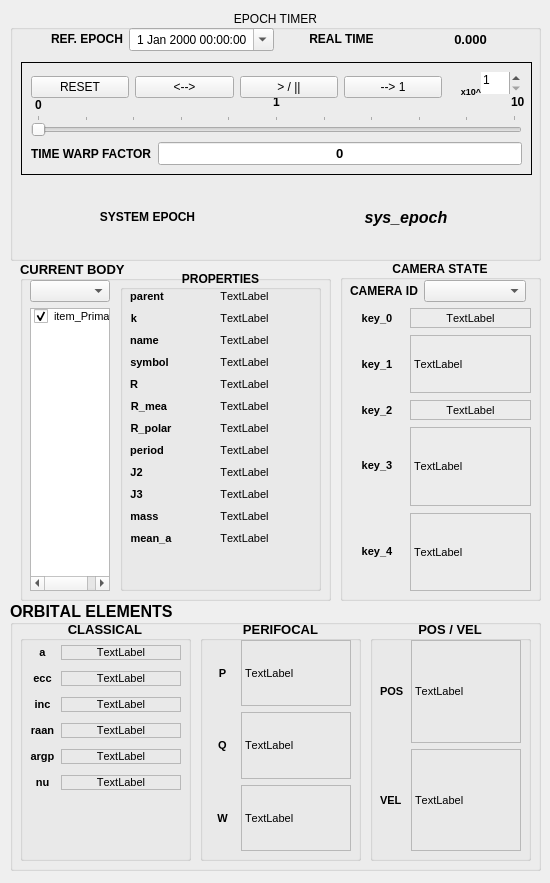
MadMaxFZ/sns2, file ui/gui_tiled.ui: the form before one commit.
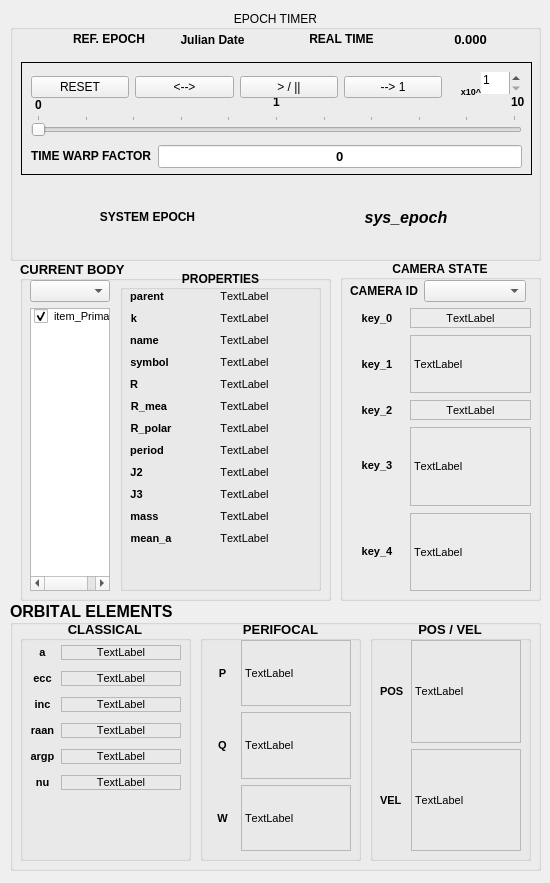
The form after the commit.

Commit message: !->^ Could crunch down the GUI a bit more if necessary.. !->^ Planet transforms working? -> Revamp Markers... almost home... -> Finish EpochTimer operation still to do...

```diff
--- a/ui/gui_tiled.ui
+++ b/ui/gui_tiled.ui
@@ -79,7 +79,7 @@
        <x>10</x>
        <y>20</y>
        <width>181</width>
-       <height>291</height>
+       <height>293</height>
       </rect>
      </property>
      <layout class="QFormLayout" name="formLayout">
@@ -844,7 +844,7 @@
        <x>10</x>
        <y>80</y>
        <width>491</width>
-       <height>24</height>
+       <height>29</height>
       </rect>
      </property>
      <layout class="QHBoxLayout" name="horizontalLayout">
@@ -985,47 +985,20 @@
         </widget>
        </item>
        <item>
-        <widget class="QDateTimeEdit" name="time_ref_epoch">
+        <widget class="QLabel" name="time_ref_epoch">
+         <property name="font">
+          <font>
+           <pointsize>9</pointsize>
+           <weight>75</weight>
+           <bold>true</bold>
+          </font>
+         </property>
+         <property name="text">
+          <string>Julian Date</string>
+         </property>
          <property name="alignment">
           <set>Qt::AlignCenter</set>
          </property>
-         <property name="time">
-          <time>
-           <hour>0</hour>
-           <minute>0</minute>
-           <second>0</second>
-          </time>
-         </property>
-         <property name="maximumDateTime">
-          <datetime>
-           <hour>5</hour>
-           <minute>59</minute>
-           <second>59</second>
-           <year>2201</year>
-           <month>1</month>
-           <day>2</day>
-          </datetime>
-         </property>
-         <property name="maximumTime">
-          <time>
-           <hour>5</hour>
-           <minute>59</minute>
-           <second>59</second>
-          </time>
-         </property>
-         <property name="minimumTime">
-          <time>
-           <hour>0</hour>
-           <minute>0</minute>
-           <second>0</second>
-          </time>
-         </property>
-         <property name="calendarPopup">
-          <bool>true</bool>
-         </property>
-         <property name="timeSpec">
-          <enum>Qt::UTC</enum>
-         </property>
         </widget>
        </item>
       </layout>
```
The commit also changes 3 other files.
